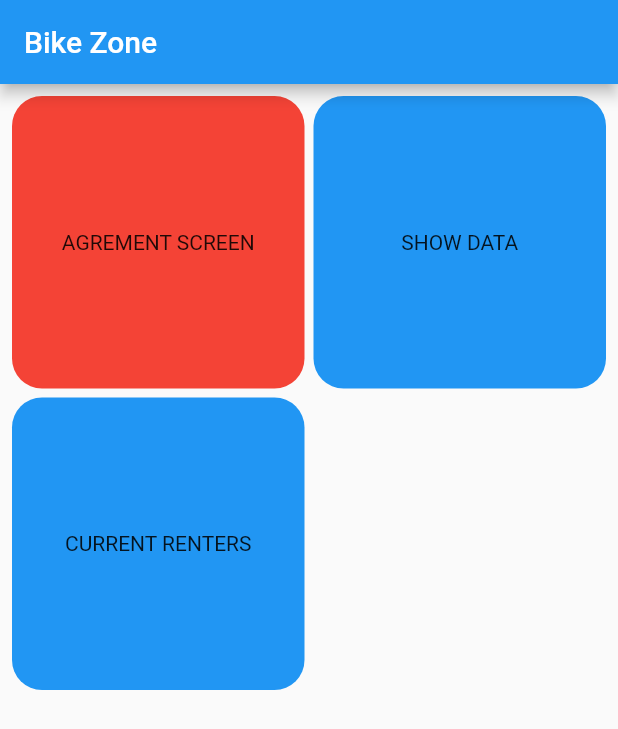
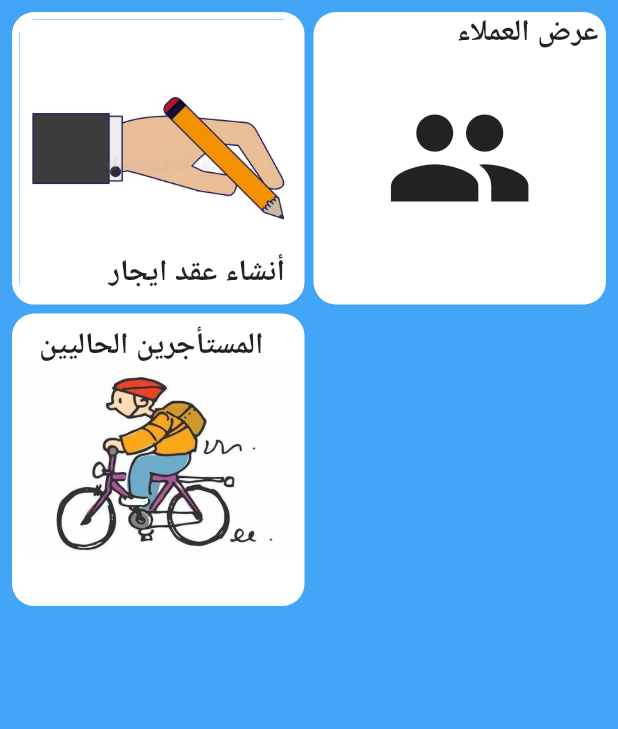
Before and after one commit to mBahshwan/bikeZone, a Flutter app: the screen it shows after launch, on a phone screen of 412 x 824 dp. Shown: the top 729 px of the screen. Run offline on Flutter 3.47's test engine with Material 2 defaults, Android fonts, the light colour scheme and no system bars; our stand-ins replace jiffy, shared_preferences, signature, sqflite; accounts and stored records are empty.

Commit message:
first commit

```diff
--- a/lib/database/sqlflite.dart
+++ b/lib/database/sqlflite.dart
@@ -17,12 +17,14 @@ class SqlDb {
     String databasepath = await getDatabasesPath();
     String path = join(databasepath, 'bikeZone.db');
     Database mydb = await openDatabase(path,
-        onCreate: _onCreate, version: 2, onUpgrade: _onUpgrade);
+        onCreate: _onCreate, version: 3, onUpgrade: _onUpgrade);
     return mydb;
   }
 
   _onUpgrade(Database db, int oldversion, int newversion) async {
-    await db.execute("ALTER TABLE clients ADD COLUMN signature TEXT");
+    // await db.execute("ALTER TABLE clients ADD COLUMN signature TEXT");
+    // await db.execute("DROP TABLE signature");
+
     print("onUpgrade =====================================");
   }
 
--- a/lib/screens/currentRentrs.dart
+++ b/lib/screens/currentRentrs.dart
@@ -30,6 +30,7 @@ class _CurrentRentrsState extends State<CurrentRentrs> {
   @override
   Widget build(BuildContext context) {
     return Scaffold(
+      backgroundColor: Colors.blue[400],
       resizeToAvoidBottomInset: false,
       appBar: AppBar(
           centerTitle: true,
--- a/lib/screens/mainScreen.dart
+++ b/lib/screens/mainScreen.dart
@@ -1,4 +1,4 @@
-import 'package:bike_zoon_app/database/sqlflite.dart';
+import 'package:bike_zoon_app/widgets/mainScreenWidget.dart';
 import 'package:flutter/material.dart';
 
 class MainScreen extends StatefulWidget {
@@ -12,58 +12,6 @@ class _MainScreenState extends State<MainScreen> {
   @override
   Widget build(BuildContext context) {
     return Scaffold(
-      appBar: AppBar(title: Text("Bike Zone")),
-      body: Padding(
-        padding: const EdgeInsets.all(8.0),
-        child: GridView(
-            gridDelegate: SliverGridDelegateWithFixedCrossAxisCount(
-              crossAxisCount: 2,
-              mainAxisSpacing: 6,
-              crossAxisSpacing: 6,
-            ),
-            children: [
-              InkWell(
-                  onTap: (() {
-                    Navigator.of(context).pushNamed("agrementScreen");
-                    // removeDataBase();
-                  }),
-                  child: Container(
-                    height: 60,
-                    width: 60,
-                    alignment: Alignment.center,
-                    child: Text("AGREMENT SCREEN"),
-                    decoration: BoxDecoration(
-                        color: Colors.red,
-                        borderRadius: BorderRadius.all(Radius.circular(20))),
-                  )),
-              InkWell(
-                  onTap: (() {
-                    Navigator.of(context).pushNamed("showData");
-                  }),
-                  child: Container(
-                    alignment: Alignment.center,
-                    height: 60,
-                    width: 60,
-                    decoration: BoxDecoration(
-                        color: Colors.blue,
-                        borderRadius: BorderRadius.all(Radius.circular(20))),
-                    child: Text("SHOW DATA"),
-                  )),
-              InkWell(
-                  onTap: (() {
-                    Navigator.of(context).pushNamed("currentRentrs");
-                  }),
-                  child: Container(
-                    alignment: Alignment.center,
-                    height: 60,
-                    width: 60,
-                    decoration: BoxDecoration(
-                        color: Colors.blue,
-                        borderRadius: BorderRadius.all(Radius.circular(20))),
-                    child: Text("CURRENT RENTERS"),
-                  )),
-            ]),
-      ),
-    );
+        backgroundColor: Colors.blue[400], body: MainScreenWidget());
   }
 }
--- a/lib/widgets/CID.dart
+++ b/lib/widgets/CID.dart
@@ -72,7 +72,7 @@ class _CustomerInformationState extends State<CustomerInformation> {
                             margin: EdgeInsets.only(left: 50),
                             padding: EdgeInsets.all(10),
                             child: Text(
-                              " ${snapshot.data[i]['signature']}",
+                              " ${snapshot.data[i]['phone']}",
                             ),
                             decoration: BoxDecoration(
                               border: Border.all(),
--- /dev/null
+++ b/lib/widgets/mainScreenWidget.dart
@@ -0,0 +1,108 @@
+import 'package:flutter/material.dart';
+
+class MainScreenWidget extends StatefulWidget {
+  MainScreenWidget({Key? key}) : super(key: key);
+
+  @override
+  State<MainScreenWidget> createState() => _MainScreenWidgetState();
+}
+
+class _MainScreenWidgetState extends State<MainScreenWidget> {
+  @override
+  Widget build(BuildContext context) {
+    return Padding(
+      padding: const EdgeInsets.all(8.0),
+      child: GridView(
+          gridDelegate: SliverGridDelegateWithFixedCrossAxisCount(
+            crossAxisCount: 2,
+            mainAxisSpacing: 6,
+            crossAxisSpacing: 6,
+          ),
+          children: [
+            InkWell(
+                onTap: (() {
+                  Navigator.of(context).pushNamed("agrementScreen");
+                  // removeDataBase();
+                }),
+                child: Stack(
+                  alignment: AlignmentDirectional.bottomEnd,
+                  children: [
+                    Container(
+                      decoration: BoxDecoration(
+                          borderRadius: BorderRadius.all(Radius.circular(15.0)),
+                          border: Border.all(
+                            color: Colors.white,
+                            width: 5,
+                          )),
+                      child: Image.asset(
+                        "images/makeRent.jpg",
+                        width: 250,
+                        fit: BoxFit.fill,
+                      ),
+                    ),
+                    Padding(
+                      padding: const EdgeInsets.all(8.0),
+                      child: Text("أنشاء عقد ايجار ",
+                          style: TextStyle(
+                              fontSize: 20, fontWeight: FontWeight.bold),
+                          textDirection: TextDirection.ltr),
+                    ),
+                  ],
+                )),
+            InkWell(
+                onTap: (() {
+                  Navigator.of(context).pushNamed("showData");
+                }),
+                child: Stack(
+                  alignment: AlignmentDirectional.topEnd,
+                  children: [
+                    Container(
+                        height: 250,
+                        alignment: Alignment.center,
+                        decoration: BoxDecoration(
+                            color: Colors.white,
+                            borderRadius: BorderRadius.circular(15)),
+                        child: Icon(
+                          Icons.group,
+                          size: 100,
+                        )),
+                    Text(" عرض العملاء  ",
+                        style: TextStyle(
+                            fontSize: 20, fontWeight: FontWeight.bold),
+                        textDirection: TextDirection.rtl),
+                  ],
+                )),
+            InkWell(
+                onTap: (() {
+                  Navigator.of(context).pushNamed("currentRentrs");
+                }),
+                child: Stack(
+                  alignment: AlignmentDirectional.topStart,
+                  children: [
+                    Container(
+                      height: 200,
+                      decoration: BoxDecoration(
+                          color: Colors.white,
+                          borderRadius: BorderRadius.all(Radius.circular(15.0)),
+                          border: Border.all(
+                            color: Colors.white,
+                            width: 5,
+                          )),
+                      child: Image.asset(
+                        "images/byCycl.jpg",
+                        height: 50,
+                      ),
+                    ),
+                    Padding(
+                      padding: const EdgeInsets.all(8.0),
+                      child: Text("  المستأجرين الحاليين ",
+                          style: TextStyle(
+                              fontSize: 20, fontWeight: FontWeight.bold),
+                          textDirection: TextDirection.ltr),
+                    ),
+                  ],
+                )),
+          ]),
+    );
+  }
+}
```
Also changed, not shown: lib/widgets/agrementWidget.dart (+6 -5 lines), images/byCycl.jpg (added), images/makeRent.jpg (added).
